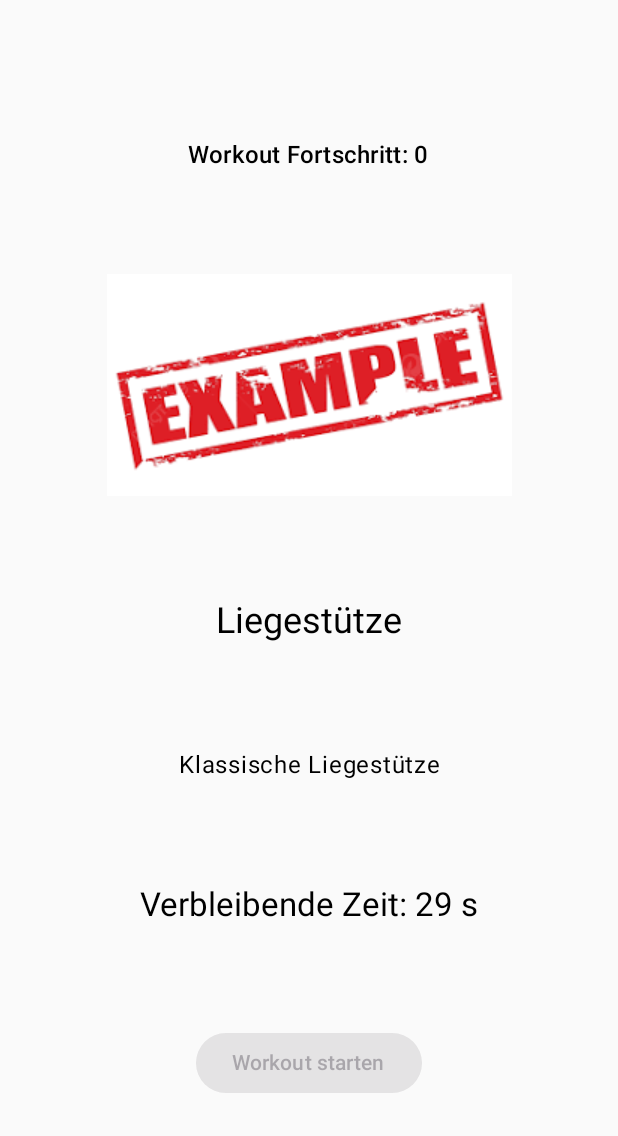
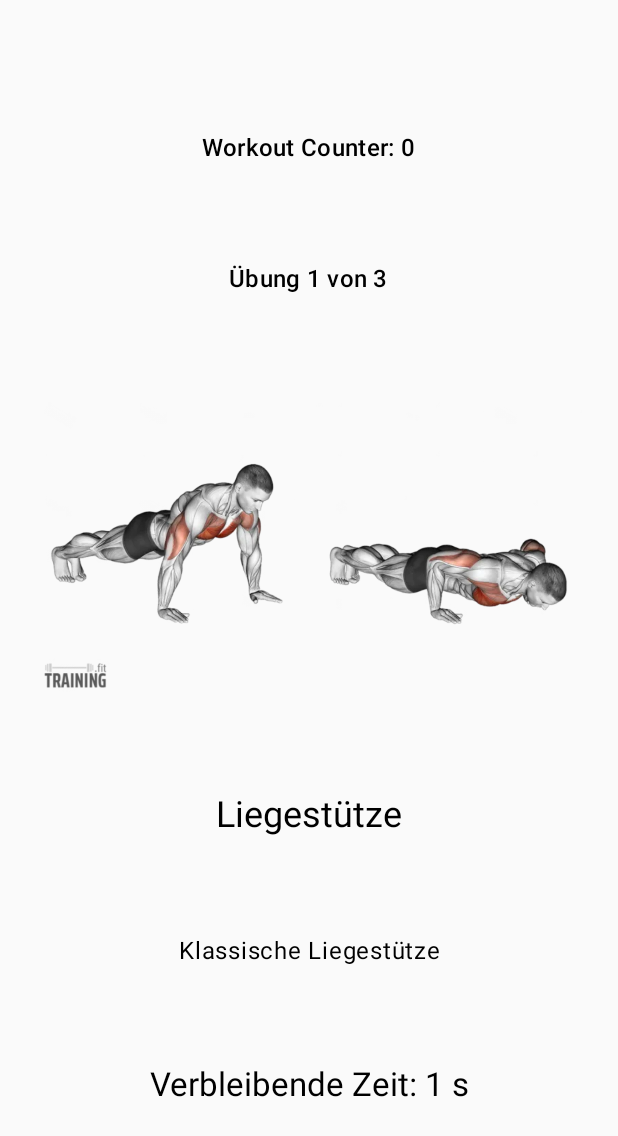
Before and after one commit to skr4ll/work-out-app, an Android app built with Jetpack Compose: the screen it shows after launch (MainActivity), after a tap on "Workout starten", on a phone screen of 412 x 824 dp. Shown: the top 1136 px of the screen. Run offline under Robolectric (Android 15) with nearby library versions, the phone set to English and light mode, and no system bars; our stand-ins replace livedata-compose.

Commit message:
fix pause at end of train; add APK

```diff
--- a/app/src/main/java/com/example/workoutapp/Exercise.kt
+++ b/app/src/main/java/com/example/workoutapp/Exercise.kt
@@ -1,5 +1,5 @@
 package com.example.workoutapp
-
+// Einzelne Übung
 data class Exercise(
     val id: Int,
     val name: String,
--- a/app/src/main/java/com/example/workoutapp/ExerciseData.kt
+++ b/app/src/main/java/com/example/workoutapp/ExerciseData.kt
@@ -1,9 +1,11 @@
 package com.example.workoutapp
 
+// Definiere die Übungen die vorhanden sind
+// Letzt ziffer stellt die Dauer der Übimg dar. Zum angenehmeren Testen auf 2 Sekunden gestellt überall.
 object ExerciseData {
     val exercises = listOf(
-        Exercise(1, "Liegestütze", "Klassische Liegestütze", R.drawable.pushups, 30),
-        Exercise(2, "Kniebeugen", "Tiefe Kniebeugen", R.drawable.squats, 30),
-        Exercise(3, "Plank", "Halteposition für den Core", R.drawable.plank, 20),
+        Exercise(1, "Liegestütze", "Klassische Liegestütze", R.drawable.liegestuetze, 2),
+        Exercise(2, "Kniebeugen", "Tiefe Kniebeugen", R.drawable.kniebeugen, 2),
+        Exercise(3, "Plank", "Halteposition für den Core", R.drawable.plank, 2),
     )
 }
--- a/app/src/main/java/com/example/workoutapp/WorkoutScreen.kt
+++ b/app/src/main/java/com/example/workoutapp/WorkoutScreen.kt
@@ -28,10 +28,16 @@ fun WorkoutScreen(viewModel: WorkoutViewModel = viewModel()) {
         verticalArrangement = Arrangement.SpaceEvenly,
         horizontalAlignment = Alignment.CenterHorizontally
     ) {
-        Text("Workout Fortschritt: $progress", style = MaterialTheme.typography.titleMedium)
+        Text("Workout Counter: $progress", style = MaterialTheme.typography.titleMedium)
+        val currentExerciseNumber by viewModel.currentExerciseNumber.observeAsState(0)
+        val totalExercises = viewModel.exerciseCount
+
+        if (!workoutFinished && currentExerciseNumber > 0) {
+            Text("Übung $currentExerciseNumber von $totalExercises", style = MaterialTheme.typography.titleMedium)
+        }
 
         if (workoutFinished) {
-            Text("Workout abgeschlossen! 🎉", style = MaterialTheme.typography.headlineMedium)
+            Text("Workout abgeschlossen!", style = MaterialTheme.typography.headlineMedium)
         } else if (exercise != null) {
             Image(painter = painterResource(id = exercise!!.imageResId), contentDescription = null)
             Text(exercise!!.name, style = MaterialTheme.typography.headlineSmall)
@@ -42,11 +48,12 @@ fun WorkoutScreen(viewModel: WorkoutViewModel = viewModel()) {
 
         Text("Verbleibende Zeit: $timeLeft s", style = MaterialTheme.typography.titleLarge)
 
-        Button(
-            onClick = { viewModel.startWorkout() },
-            enabled = !workoutFinished && timeLeft == 0
-        ) {
-            Text("Workout starten")
+        if (!workoutFinished && timeLeft == 0 && exercise == null && !isPause || workoutFinished) {
+            Button(
+                onClick = { viewModel.startWorkout() }
+            ) {
+                Text("Workout starten")
+            }
         }
     }
 }
--- a/app/src/main/java/com/example/workoutapp/WorkoutViewModel.kt
+++ b/app/src/main/java/com/example/workoutapp/WorkoutViewModel.kt
@@ -28,19 +28,31 @@ class WorkoutViewModel(application: Application) : AndroidViewModel(application)
     private val _progress = MutableLiveData(getSavedProgress())
     val progress: LiveData<Int> = _progress
 
+    private val _exerciseCount = exercises.size
+    val exerciseCount: Int get() = _exerciseCount
+
+    private val _currentExerciseNumber = MutableLiveData(0)
+    val currentExerciseNumber: LiveData<Int> = _currentExerciseNumber
+
+
+
     fun startWorkout() {
         exerciseIndex = 0
+        _currentExerciseNumber.value = 1
         _workoutFinished.value = false
         startExercise()
     }
 
     private fun startExercise() {
         _isPause.value = false
+        _currentExerciseNumber.value = exerciseIndex + 1
         val exercise = exercises[exerciseIndex]
         _currentExercise.value = exercise
         startTimer(exercise.durationSeconds) {
             SoundPlayer.play(context, R.raw.end)
-            startPause()
+            // Pause nur starten wenn Übung nicht die letzte ist
+            if (exerciseIndex < exercises.size -1 ){startPause()}
+            else {finishWorkout()}
         }
         SoundPlayer.play(context, R.raw.start)
     }
@@ -48,12 +60,14 @@ class WorkoutViewModel(application: Application) : AndroidViewModel(application)
     private fun startPause() {
         _isPause.value = true
         _currentExercise.value = null
-        startTimer(10) {
+        startTimer(2) {
             SoundPlayer.play(context, R.raw.pause_end)
             exerciseIndex++
-            if (exerciseIndex < exercises.size) {
+            _currentExerciseNumber.value = exerciseIndex + 1
+            if (exerciseIndex <= exercises.size - 1) {
                 startExercise()
-            } else {
+            }
+            else {
                 finishWorkout()
             }
         }
@@ -77,6 +91,7 @@ class WorkoutViewModel(application: Application) : AndroidViewModel(application)
     private fun finishWorkout() {
         _workoutFinished.value = true
         saveProgress()
+        _currentExerciseNumber.value = 0
     }
 
     private fun saveProgress() {
--- a/app/src/main/res/values/strings.xml
+++ b/app/src/main/res/values/strings.xml
@@ -1,3 +1,3 @@
 <resources>
-    <string name="app_name">quiz</string>
+    <string name="app_name">Workout</string>
 </resources>
```
Also changed, not shown: app/src/main/res/drawable/kniebeugen.webp (added), app/src/main/res/drawable/liegestuetze.webp (added), app/src/main/res/drawable/plank.jpg (added), app/src/main/res/drawable/plank.png (deleted), app/src/main/res/drawable/pushups.png (deleted), app/src/main/res/drawable/squats.png (deleted), 5 other files.
